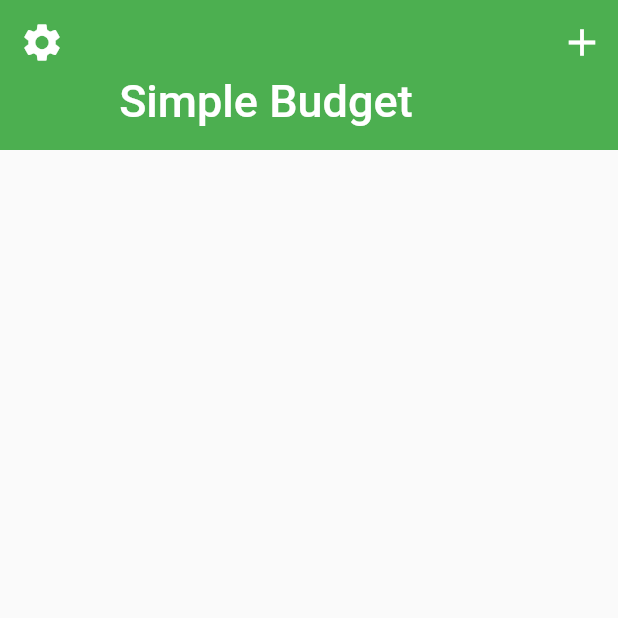
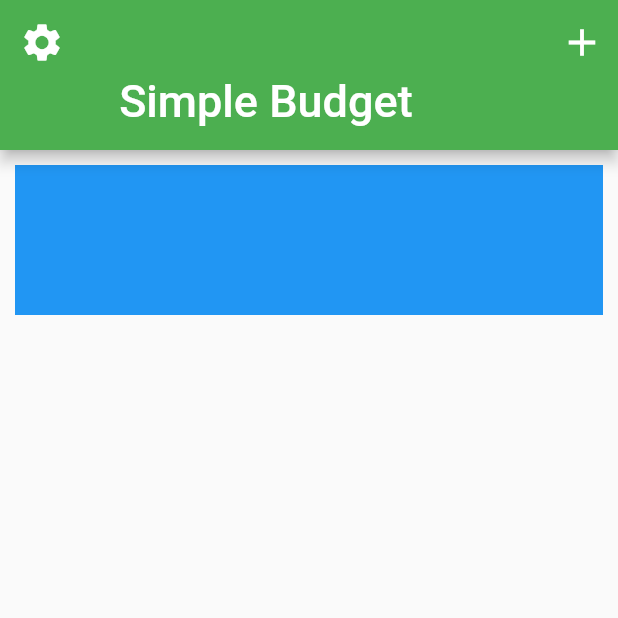
Before and after one commit to ahsanahmedkhan/flutter-budget-app, a Flutter app: the screen it shows after launch, on a phone screen of 412 x 824 dp, the top half of it. Run offline on Flutter 3.47's test engine with Material 2 defaults, Android fonts, the phone set to English and light mode, and no system bars.

```diff
--- a/lib/screens/home_screen.dart
+++ b/lib/screens/home_screen.dart
@@ -12,6 +12,9 @@ class _HomeScreenState extends State<HomeScreen> {
       body: CustomScrollView(
         slivers: <Widget>[
           SliverAppBar(
+            forceElevated: true,
+//          floating: true,
+            pinned: true,
             expandedHeight: 100.0,
             leading: IconButton(
               icon: Icon(Icons.settings),
@@ -28,6 +31,18 @@ class _HomeScreenState extends State<HomeScreen> {
                 ),
             ],
           ),
+          SliverList(
+              delegate: SliverChildBuilderDelegate(
+                  (BuildContext context, int index ){
+                return Container(
+                  margin: EdgeInsets.all(10.0),
+                  height: 100.0,
+                  color: Colors.blue,
+                );
+              },
+                childCount: 1,
+            ),
+          ),
         ],
       ),
     );
```
